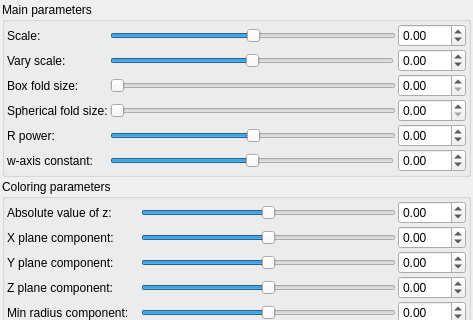
This is mandelbulber2/qt_data/fractal_mandelbox_vary_scale_4d.ui in buddhi1980/mandelbulber2 as Qt 5 draws it before an edit; both pictures show x 0 to 473 and y 0 to 320 of the 473 by 1090 pixel window. The edited form follows.
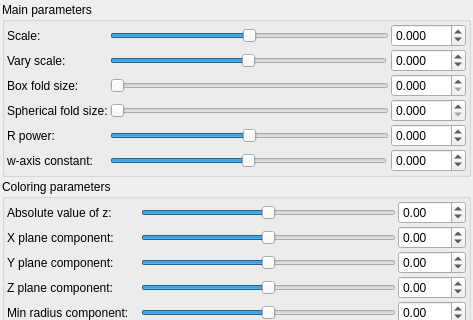
This is the edited form. Custom widgets are drawn as their Qt base class.

Commit message: Increased precission of some fractal formula edit fields

```diff
--- a/mandelbulber2/qt_data/fractal_mandelbox_vary_scale_4d.ui
+++ b/mandelbulber2/qt_data/fractal_mandelbox_vary_scale_4d.ui
@@ -78,10 +78,10 @@
            </sizepolicy>
           </property>
           <property name="minimum">
-           <number>-500</number>
+           <number>-5000</number>
           </property>
           <property name="maximum">
-           <number>500</number>
+           <number>5000</number>
           </property>
           <property name="singleStep">
            <number>1</number>
@@ -100,10 +100,10 @@
            </sizepolicy>
           </property>
           <property name="minimum">
-           <number>-500</number>
+           <number>-5000</number>
           </property>
           <property name="maximum">
-           <number>500</number>
+           <number>5000</number>
           </property>
           <property name="singleStep">
            <number>1</number>
@@ -122,10 +122,10 @@
            </sizepolicy>
           </property>
           <property name="minimum">
-           <number>-500</number>
+           <number>-5000</number>
           </property>
           <property name="maximum">
-           <number>500</number>
+           <number>5000</number>
           </property>
           <property name="singleStep">
            <number>1</number>
@@ -147,7 +147,7 @@
            <number>0</number>
           </property>
           <property name="maximum">
-           <number>5000</number>
+           <number>50000</number>
           </property>
           <property name="singleStep">
            <number>1</number>
@@ -169,7 +169,7 @@
            <number>0</number>
           </property>
           <property name="maximum">
-           <number>5000</number>
+           <number>50000</number>
           </property>
           <property name="singleStep">
            <number>1</number>
@@ -208,7 +208,7 @@
            <string/>
           </property>
           <property name="decimals">
-           <number>2</number>
+           <number>3</number>
           </property>
           <property name="minimum">
            <double>0.000000000000000</double>
@@ -236,7 +236,7 @@
            <string/>
           </property>
           <property name="decimals">
-           <number>2</number>
+           <number>3</number>
           </property>
           <property name="minimum">
            <double>0.000000000000000</double>
@@ -264,7 +264,7 @@
            <string/>
           </property>
           <property name="decimals">
-           <number>2</number>
+           <number>3</number>
           </property>
           <property name="minimum">
            <double>-10.000000000000000</double>
@@ -299,7 +299,7 @@
            <string/>
           </property>
           <property name="decimals">
-           <number>2</number>
+           <number>3</number>
           </property>
           <property name="minimum">
            <double>-100.000000000000000</double>
@@ -327,7 +327,7 @@
            <string/>
           </property>
           <property name="decimals">
-           <number>2</number>
+           <number>3</number>
           </property>
           <property name="minimum">
            <double>-5.000000000000000</double>
@@ -356,10 +356,10 @@
            </sizepolicy>
           </property>
           <property name="minimum">
-           <number>-500</number>
+           <number>-5000</number>
           </property>
           <property name="maximum">
-           <number>500</number>
+           <number>5000</number>
           </property>
           <property name="singleStep">
            <number>1</number>
@@ -384,7 +384,7 @@
            <string/>
           </property>
           <property name="decimals">
-           <number>2</number>
+           <number>3</number>
           </property>
           <property name="minimum">
            <double>-10.000000000000000</double>
```
The commit also changes 5 other files.
